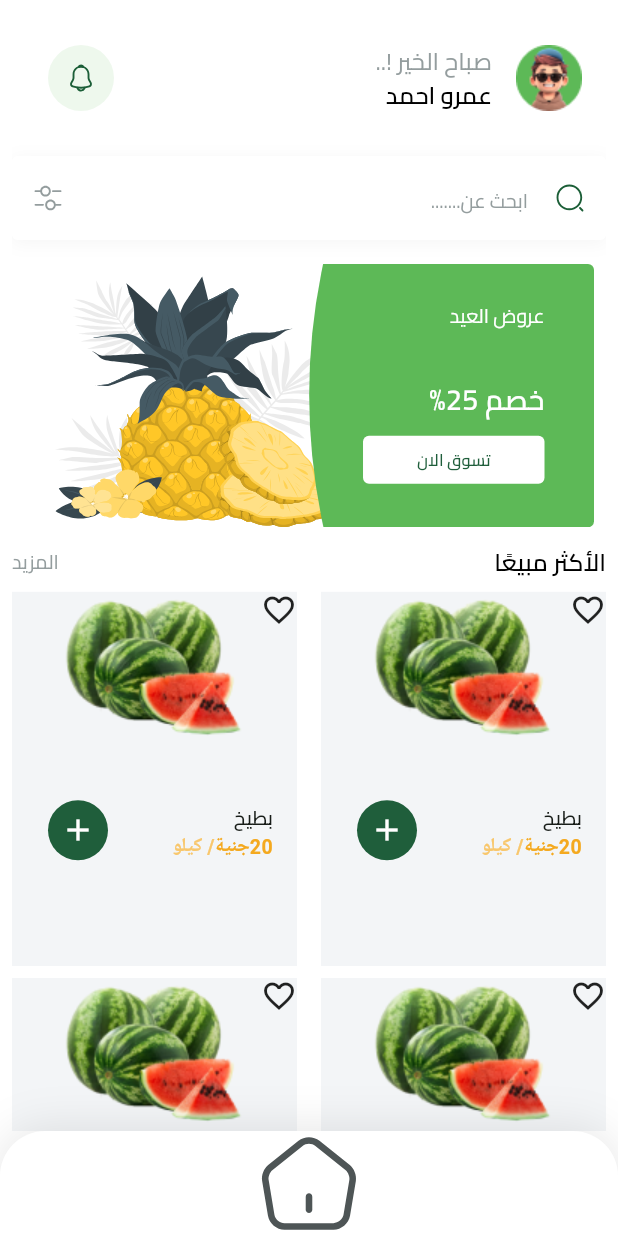
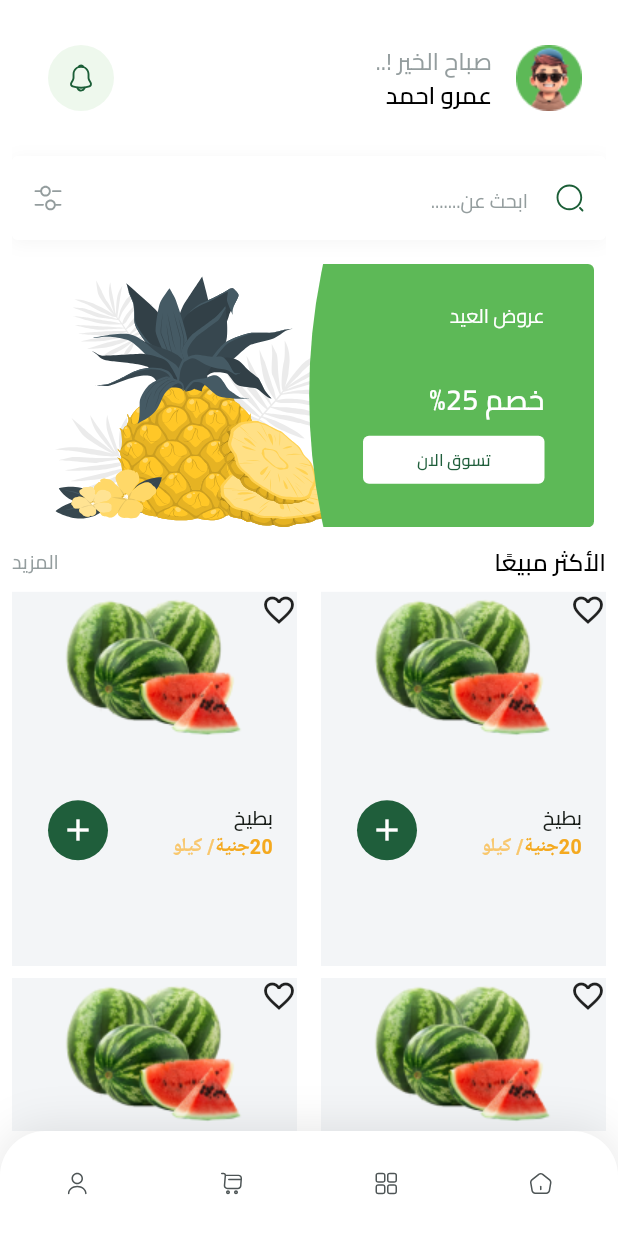
Before and after one commit to AmrElzohairy/fruitsHub, a Flutter app: the HomeView screen opened by its route, on a phone screen of 412 x 824 dp. Run offline on Flutter 3.47's test engine with Material 3 defaults, Android fonts, the phone set to English and light mode, and no system bars; our stand-ins replace bloc, cloud_firestore, dartz, dots_indicator, firebase_auth, firebase_core and 7 more; missing offline and left inert: flutter_facebook_auth; accounts and stored records are empty.

Commit message:
Refactor navigation bar and remove hardcoded dimensions
- Removed hardcoded width and height from `FruitItem`.
- Created new `ActiveNavItem` and `InactiveNavItem` widgets.
- Refactored `CustomNavigationBar` to use `NavigationBarItem` and `bottomNavItems`.
- Moved `NavigationBarItem` to its own file.
- Updated imports and removed unused code.

```diff
--- a/lib/core/widgets/fruit_item.dart
+++ b/lib/core/widgets/fruit_item.dart
@@ -9,8 +9,6 @@ class FruitItem extends StatelessWidget {
   @override
   Widget build(BuildContext context) {
     return Container(
-      width: 160,
-      height: 250,
       decoration: const BoxDecoration(
         color: Color(0xffF3F5F7),
       ),
--- /dev/null
+++ b/lib/features/home/presentation/ui/widgets/active_nav_bar_item.dart
@@ -0,0 +1,15 @@
+import 'package:flutter/material.dart';
+import 'package:flutter_svg/svg.dart';
+
+class ActiveItem extends StatelessWidget {
+  const ActiveItem({
+    super.key,
+    required this.iconImage,
+  });
+  final String iconImage;
+
+  @override
+  Widget build(BuildContext context) {
+    return SvgPicture.asset(iconImage);
+  }
+}
--- a/lib/features/home/presentation/ui/widgets/custom_navigation_bar.dart
+++ b/lib/features/home/presentation/ui/widgets/custom_navigation_bar.dart
@@ -1,8 +1,6 @@
-// ignore_for_file: public_member_api_docs, sort_constructors_first
 import 'package:flutter/material.dart';
-import 'package:flutter_svg/svg.dart';
-
-import '../../../../../core/utils/app_images.dart';
+import 'package:fruits/features/home/domain/entities/buttom_nav_bar_entity.dart';
+import 'package:fruits/features/home/presentation/ui/widgets/nav_bar_item.dart';
 
 class CustomNavigationBar extends StatelessWidget {
   const CustomNavigationBar({super.key});
@@ -12,7 +10,6 @@ class CustomNavigationBar extends StatelessWidget {
     return Container(
       width: 375,
       height: 70,
-      child: InActiveItem(iconImage: Assets.imagesVuesaxOutlineHome),
       decoration: const ShapeDecoration(
         color: Colors.white,
         shape: RoundedRectangleBorder(
@@ -30,48 +27,15 @@ class CustomNavigationBar extends StatelessWidget {
           )
         ],
       ),
+      child: Row(
+          mainAxisAlignment: MainAxisAlignment.spaceAround,
+          children: bottomNavItems.map((e) {
+            return NavigationBarItem(
+              isActive: false,
+              iconImage: e.inActiveIcon,
+              buttomNavBarEntity: e,
+            );
+          }).toList()),
     );
   }
 }
-
-class InActiveItem extends StatelessWidget {
-  const InActiveItem({
-    super.key,
-    required this.iconImage,
-  });
-  final String iconImage;
-
-  @override
-  Widget build(BuildContext context) {
-    return SvgPicture.asset(iconImage);
-  }
-}
-
-class ActiveItem extends StatelessWidget {
-  const ActiveItem({
-    super.key,
-    required this.iconImage,
-  });
-  final String iconImage;
-
-  @override
-  Widget build(BuildContext context) {
-    return SvgPicture.asset(iconImage);
-  }
-}
-
-class NavigationBarItem extends StatelessWidget {
-  const NavigationBarItem({
-    super.key,
-    required this.iconImage,
-    required this.isActive,
-  });
-  final String iconImage;
-  final bool isActive;
-  @override
-  Widget build(BuildContext context) {
-    return isActive
-        ? ActiveItem(iconImage: iconImage)
-        : InActiveItem(iconImage: iconImage);
-  }
-}
--- /dev/null
+++ b/lib/features/home/presentation/ui/widgets/inactive_nav_bar_item.dart
@@ -0,0 +1,15 @@
+import 'package:flutter/material.dart';
+import 'package:flutter_svg/svg.dart';
+
+class InActiveItem extends StatelessWidget {
+  const InActiveItem({
+    super.key,
+    required this.iconImage,
+  });
+  final String iconImage;
+
+  @override
+  Widget build(BuildContext context) {
+    return SvgPicture.asset(iconImage);
+  }
+}
--- /dev/null
+++ b/lib/features/home/presentation/ui/widgets/nav_bar_item.dart
@@ -0,0 +1,24 @@
+
+import 'package:flutter/material.dart';
+import 'package:fruits/features/home/presentation/ui/widgets/active_nav_bar_item.dart';
+import 'package:fruits/features/home/presentation/ui/widgets/inactive_nav_bar_item.dart';
+
+import '../../../domain/entities/buttom_nav_bar_entity.dart';
+
+class NavigationBarItem extends StatelessWidget {
+  const NavigationBarItem({
+    super.key,
+    required this.iconImage,
+    required this.isActive,
+    required this.buttomNavBarEntity,
+  });
+  final String iconImage;
+  final bool isActive;
+  final ButtomNavBarEntity buttomNavBarEntity;
+  @override
+  Widget build(BuildContext context) {
+    return isActive
+        ? ActiveItem(iconImage: iconImage)
+        : InActiveItem(iconImage: buttomNavBarEntity.inActiveIcon);
+  }
+}
```
